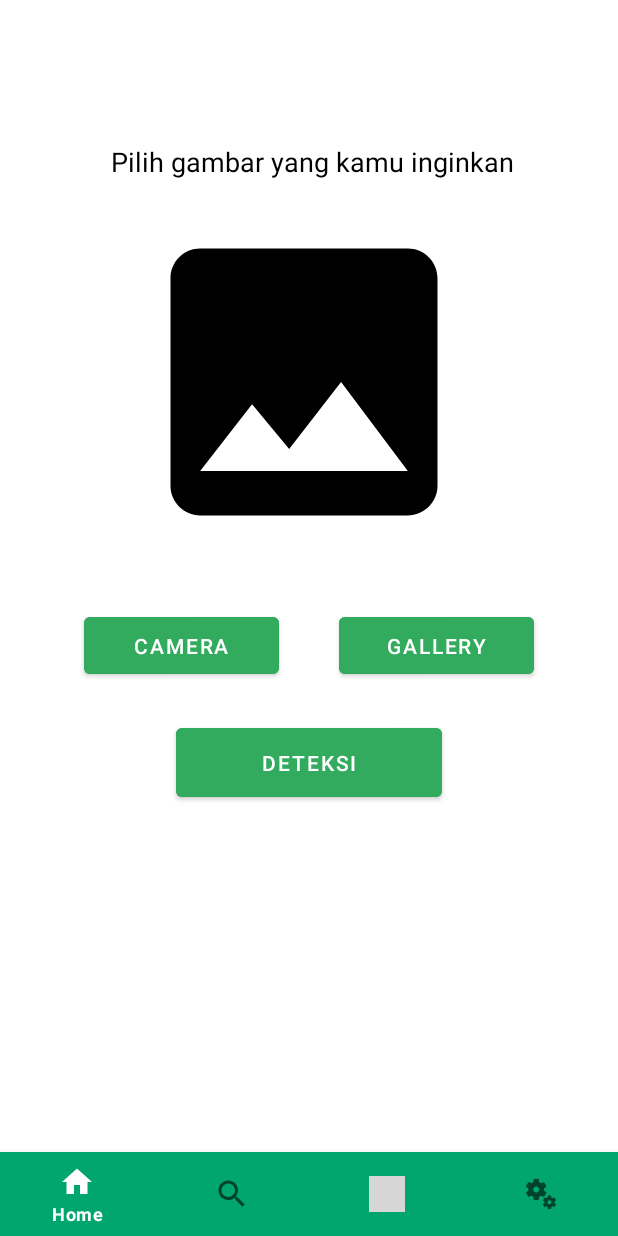
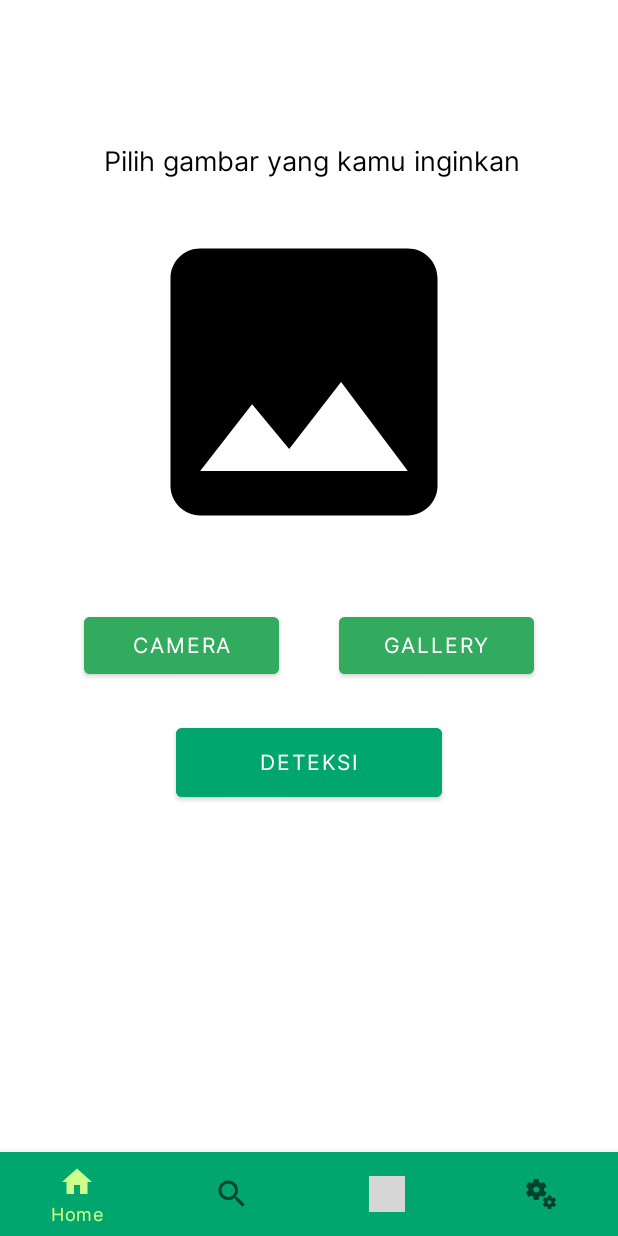
Before and after one commit to crackspace770/BerBuah1.5, an Android app: the screen it shows after launch (MainActivity), on a phone screen of 412 x 824 dp. Run offline under Robolectric (Android 15) with nearby library versions, the phone set to English and light mode, and no system bars; our stand-ins replace navigation-ui; pictures from the network do not load; grey boxes are pictures that could not be loaded.

Commit message:
Change font, color on barMenu, logo on splash, login, signup, empty_data. Also fix import error in ApiConfig.

```diff
--- a/app/src/main/java/com/bangkit/berbuah/api/ApiConfig.kt
+++ b/app/src/main/java/com/bangkit/berbuah/api/ApiConfig.kt
@@ -1,8 +1,8 @@
 package com.bangkit.berbuah.api
 
+import androidx.viewbinding.BuildConfig
 import okhttp3.OkHttpClient
 import okhttp3.logging.HttpLoggingInterceptor
-import com.bangkit.berbuah.BuildConfig
 import retrofit2.Retrofit
 import retrofit2.converter.gson.GsonConverterFactory
 
--- a/app/src/main/java/com/bangkit/berbuah/database/Favorite.kt
+++ b/app/src/main/java/com/bangkit/berbuah/database/Favorite.kt
@@ -11,7 +11,7 @@ import kotlinx.parcelize.Parcelize
 data class Favorite (
 
     @PrimaryKey
-    @ColumnInfo(name = "login")
+    @ColumnInfo(name = "nama")
     var name: String = "",
 
     @ColumnInfo(name = "avatar")
--- /dev/null
+++ b/app/src/main/res/drawable/ic_baseline_home_white.xml
@@ -0,0 +1,5 @@
+<vector android:height="24dp" android:tint="#FFFFFF"
+    android:viewportHeight="24" android:viewportWidth="24"
+    android:width="24dp" xmlns:android="http://schemas.android.com/apk/res/android">
+    <path android:fillColor="@android:color/white" android:pathData="M10,20v-6h4v6h5v-8h3L12,3 2,12h3v8z"/>
+</vector>
--- a/app/src/main/res/layout/activity_camera.xml
+++ b/app/src/main/res/layout/activity_camera.xml
@@ -4,7 +4,8 @@
     xmlns:tools="http://schemas.android.com/tools"
     xmlns:app="http://schemas.android.com/apk/res-auto"
     android:layout_width="match_parent"
-    android:layout_height="match_parent">
+    android:layout_height="match_parent"
+   >
 
     <androidx.camera.view.PreviewView
         android:id="@+id/viewFinder"
--- a/app/src/main/res/layout/activity_signup.xml
+++ b/app/src/main/res/layout/activity_signup.xml
@@ -19,7 +19,7 @@
         app:layout_constraintStart_toStartOf="parent"
         app:layout_constraintTop_toTopOf="@+id/guideline2"
         app:layout_constraintVertical_bias="0.0"
-        app:srcCompat="@drawable/signup"
+        app:srcCompat="@drawable/pineapple"
         android:contentDescription="@string/image_signup"/>
 
     <TextView
--- a/app/src/main/res/layout/fragment_home.xml
+++ b/app/src/main/res/layout/fragment_home.xml
@@ -87,7 +87,7 @@
         android:layout_marginStart="32dp"
         android:layout_marginTop="24dp"
         android:layout_marginEnd="32dp"
-        android:backgroundTint="@color/green2"
+        android:backgroundTint="@color/green1"
         android:text="@string/deteksi"
         app:layout_constraintEnd_toEndOf="parent"
         app:layout_constraintStart_toStartOf="parent"
--- a/app/src/main/res/menu/bottom_nav_menu.xml
+++ b/app/src/main/res/menu/bottom_nav_menu.xml
@@ -3,7 +3,7 @@
 
     <item
         android:id="@+id/homeFragment"
-        android:icon="@drawable/ic_home_black_24dp"
+        android:icon="@drawable/ic_baseline_home_white"
         android:title="@string/title_home" />
 
     <item
--- a/app/src/main/res/values/colors.xml
+++ b/app/src/main/res/values/colors.xml
@@ -19,4 +19,5 @@
 
     <color name="green1">#01A66F</color>
     <color name="green2">#33AB5F</color>
+    <color name="green3">#CCFF8C</color>
 </resources>
--- a/app/src/main/res/values/strings.xml
+++ b/app/src/main/res/values/strings.xml
@@ -21,8 +21,8 @@
     <string name="logout">Logout</string>
     <string name="message_welcome_page">App where you can post your own picture and share it with other!</string>
     <string name="title_welcome_page">Welcome to PhotoApp!</string>
-    <string name="title_signup_page">Fill in Your Data!</string>
-    <string name="message_login">Create Your Own Story</string>
+    <string name="title_signup_page">Isi Datamu!</string>
+    <string name="message_login">Login dulu yah!</string>
     <string name="title_login">Sudah siap untuk upgrade skill?</string>
     <string name="backToLogin">Kembali ke halaman login</string>
     <string name="name">Nama</string>
@@ -39,7 +39,7 @@
     <string name="image_signup">Image Signup</string>
     <string name="pilih_gambar">Pilih gambar yang kamu inginkan</string>
     <string name="input_fruit_name">Masukkan nama buah</string>
-    <string name="not_found">Not Found</string>
+    <string name="not_found">Nama buah yang kamu cari tidak ada</string>
     <string name="title_activity_bottom_navigation">BottomNavigationActivity</string>
     <string name="invalid_permission">Invalid Permission</string>
 
--- a/app/src/main/res/values/themes.xml
+++ b/app/src/main/res/values/themes.xml
@@ -2,7 +2,7 @@
     <!-- Base application theme. -->
     <style name="Theme.BerBuah" parent="Theme.MaterialComponents.DayNight.DarkActionBar">
         <!-- Primary brand color. -->
-        <item name="colorPrimary">@color/white</item>
+        <item name="colorPrimary">@color/green3</item>
         <item name="colorPrimaryVariant">@color/purple_700</item>
         <item name="colorOnPrimary">@color/white</item>
         <!-- Secondary brand color. -->
@@ -11,6 +11,7 @@
         <item name="colorOnSecondary">@color/black</item>
         <!-- Status bar color. -->
         <item name="android:statusBarColor" tools:targetApi="l">?attr/colorPrimaryVariant</item>
+        <item name="android:fontFamily">@font/inter_regular</item>
         <!-- Customize your theme here. -->
     </style>
     <style name="FullScreen" parent="Theme.AppCompat.Light.NoActionBar">
```
Also changed, not shown: app/src/main/res/drawable-v24/rounded_corners_button.xml (added, +11 -0 lines), app/src/main/res/layout/activity_login.xml (+5 -19 lines), app/src/main/res/layout/activity_splash.xml (+9 -5 lines), app/src/main/res/layout/empty_data.xml (+8 -4 lines), app/src/main/res/menu/main_menu.xml (+4 -3 lines), app/src/main/res/drawable-v24/orange.png (added), app/src/main/res/drawable-v24/pineapple.png (added), app/src/main/res/drawable-v24/watermellon.png (added), app/src/main/res/drawable-v24/watermelon1.png (added), app/src/main/res/font/inter_regular.ttf (added).
